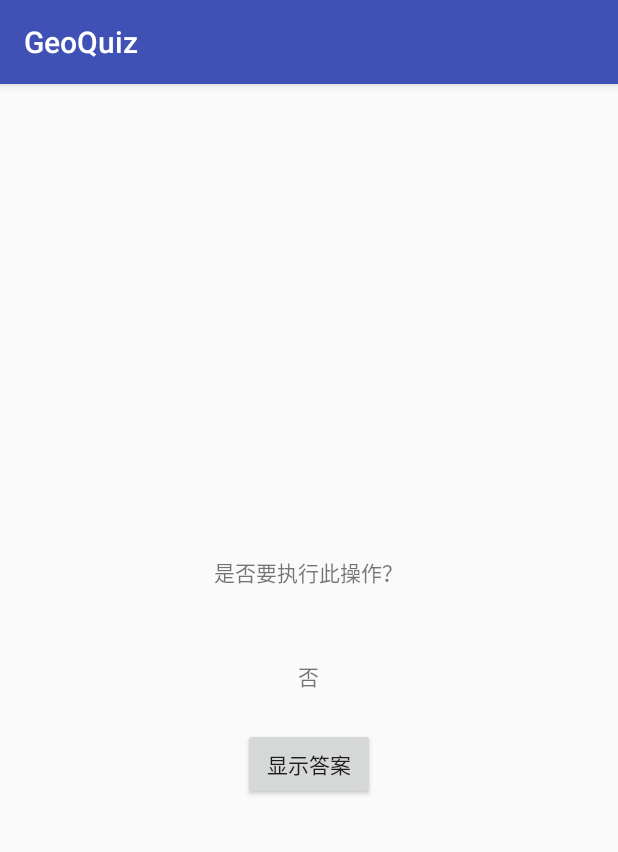
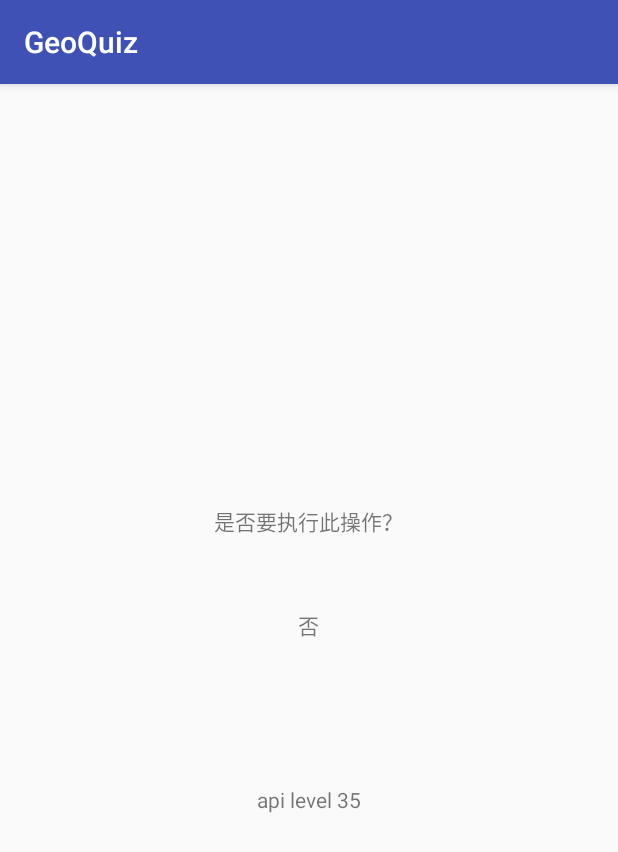
Before and after one commit to ilbcj/GeoQuiz, an Android app: the CheatActivity screen opened directly, with no data from a screen before it, after a tap on "显示答案", on a phone screen of 412 x 824 dp. Shown: the top 852 px of the screen. Run offline under Robolectric (Android 15) with nearby library versions, the phone set to English and light mode, and no system bars.

Commit message:
sdk version

```diff
--- a/app/src/main/java/com/anydef/android/geoquiz/CheatActivity.java
+++ b/app/src/main/java/com/anydef/android/geoquiz/CheatActivity.java
@@ -1,10 +1,15 @@
 package com.anydef.android.geoquiz;
 
+import android.animation.Animator;
+import android.animation.AnimatorListenerAdapter;
 import android.content.Context;
 import android.content.Intent;
+import android.os.Build;
+import android.support.annotation.RequiresApi;
 import android.support.v7.app.AppCompatActivity;
 import android.os.Bundle;
 import android.view.View;
+import android.view.ViewAnimationUtils;
 import android.widget.Button;
 import android.widget.TextView;
 
@@ -16,6 +21,7 @@ public class CheatActivity extends AppCompatActivity {
     private boolean mAnswerIsTrue;
     private Button mShowAnswerButton;
     private TextView mAnswerTextView;
+    private TextView mSdkVersionTextView;
 
     public static Intent newIntent(Context packageContext, boolean answerIsTrue) {
         Intent intent = new Intent(packageContext, CheatActivity.class);
@@ -36,10 +42,32 @@ public class CheatActivity extends AppCompatActivity {
 
         mAnswerTextView = (TextView)findViewById(R.id.answer_text_view);
 
+        mSdkVersionTextView = (TextView)findViewById(R.id.sdk_version);
+        mSdkVersionTextView.setText("api level " + Build.VERSION.SDK_INT);
+
         mShowAnswerButton = (Button)findViewById(R.id.show_answer_button);
         mShowAnswerButton.setOnClickListener(new View.OnClickListener(){
+            @RequiresApi(api = Build.VERSION_CODES.LOLLIPOP)
             @Override
             public void onClick(View v) {
+                if(Build.VERSION.SDK_INT >= Build.VERSION_CODES.LOLLIPOP) {
+                    int cx = mShowAnswerButton.getWidth() / 2;
+                    int cy = mShowAnswerButton.getHeight() / 2;
+                    float radius = mShowAnswerButton.getWidth();
+                    Animator anim = ViewAnimationUtils.createCircularReveal(mShowAnswerButton, cx, cy, radius, 0);
+
+                    anim.addListener(new AnimatorListenerAdapter() {
+                        @Override
+                        public void onAnimationEnd(Animator animation) {
+                            super.onAnimationEnd(animation);
+                            mShowAnswerButton.setVisibility(View.INVISIBLE);
+                        }
+                    });
+                    anim.start();
+                } else {
+                    mShowAnswerButton.setVisibility(View.INVISIBLE);
+                }
+
                 if(mAnswerIsTrue) {
                     mAnswerTextView.setText(R.string.true_button);
                 }
--- a/app/src/main/java/com/anydef/android/geoquiz/QuizActivity.java
+++ b/app/src/main/java/com/anydef/android/geoquiz/QuizActivity.java
@@ -5,7 +5,6 @@ import android.content.Intent;
 import android.support.v7.app.AppCompatActivity;
 import android.os.Bundle;
 import android.util.Log;
-import android.view.Gravity;
 import android.view.View;
 import android.widget.Button;
 import android.widget.ImageButton;
--- a/app/src/main/res/layout/activity_cheat.xml
+++ b/app/src/main/res/layout/activity_cheat.xml
@@ -25,4 +25,12 @@
         android:layout_width="wrap_content"
         android:layout_height="wrap_content"
         android:text="@string/show_answer_button" />
+
+    <TextView
+        android:layout_width="wrap_content"
+        android:layout_height="wrap_content"
+        android:id="@+id/sdk_version"
+        android:padding="24dp"
+        tools:text="API Level 88" />
+
 </LinearLayout>
```
